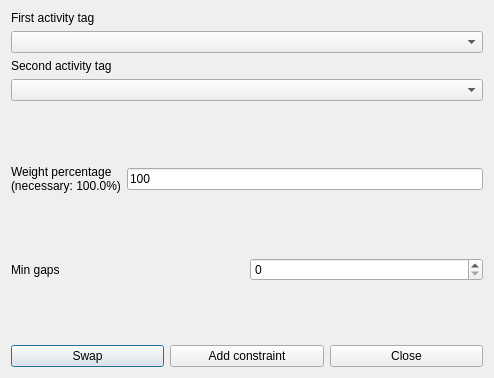
First picture: the form in fet/src/interface/addconstraintteachersmingapsbetweenorderedpairofactivitytagsform_template.ui, repository vonmecheln/fet, before the edit.
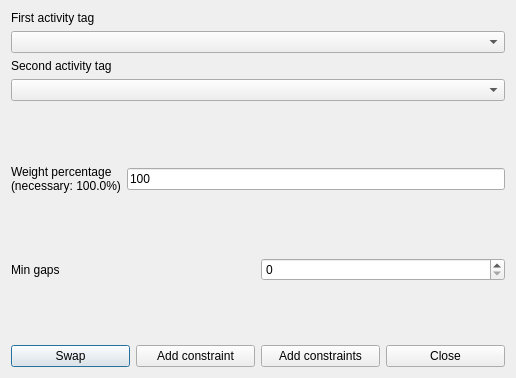
Second picture: the form after the edit.

What changed in the file:
```diff
--- a/fet/src/interface/addconstraintteachersmingapsbetweenorderedpairofactivitytagsform_template.ui
+++ b/fet/src/interface/addconstraintteachersmingapsbetweenorderedpairofactivitytagsform_template.ui
@@ -6,7 +6,7 @@
    <rect>
     <x>0</x>
     <y>0</y>
-    <width>494</width>
+    <width>516</width>
     <height>378</height>
    </rect>
   </property>
@@ -191,6 +191,13 @@
        </property>
       </widget>
      </item>
+     <item>
+      <widget class="QPushButton" name="addConstraintsPushButton">
+       <property name="text">
+        <string>Add constraints</string>
+       </property>
+      </widget>
+     </item>
      <item>
       <widget class="QPushButton" name="closePushButton">
        <property name="text">
```
